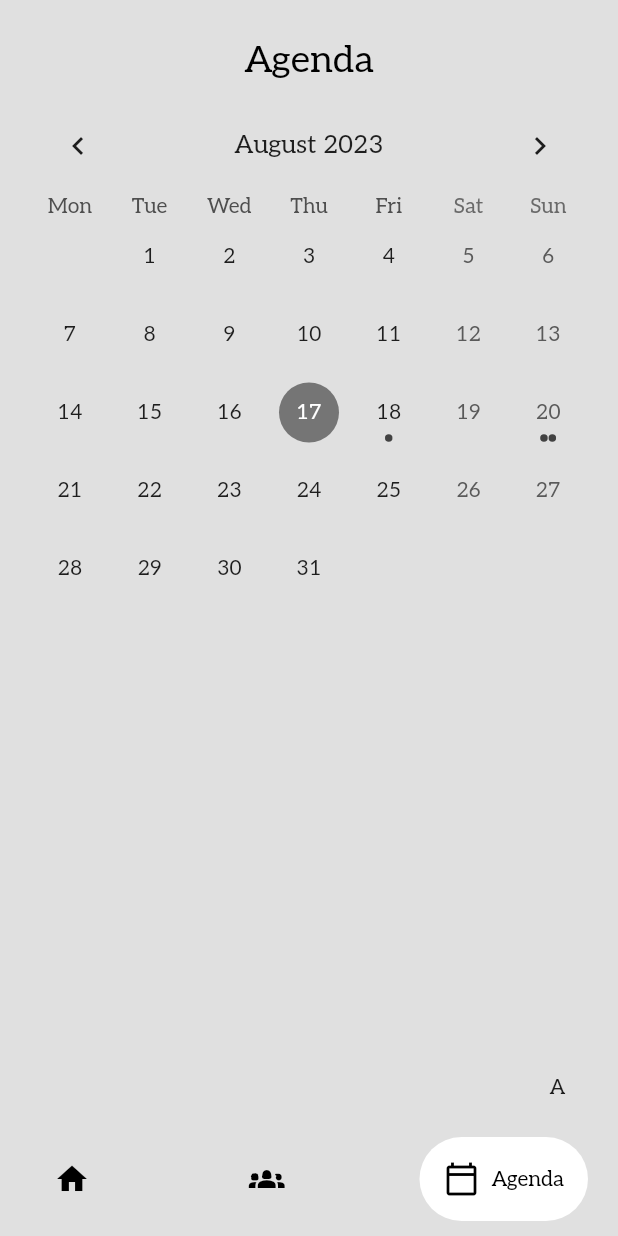
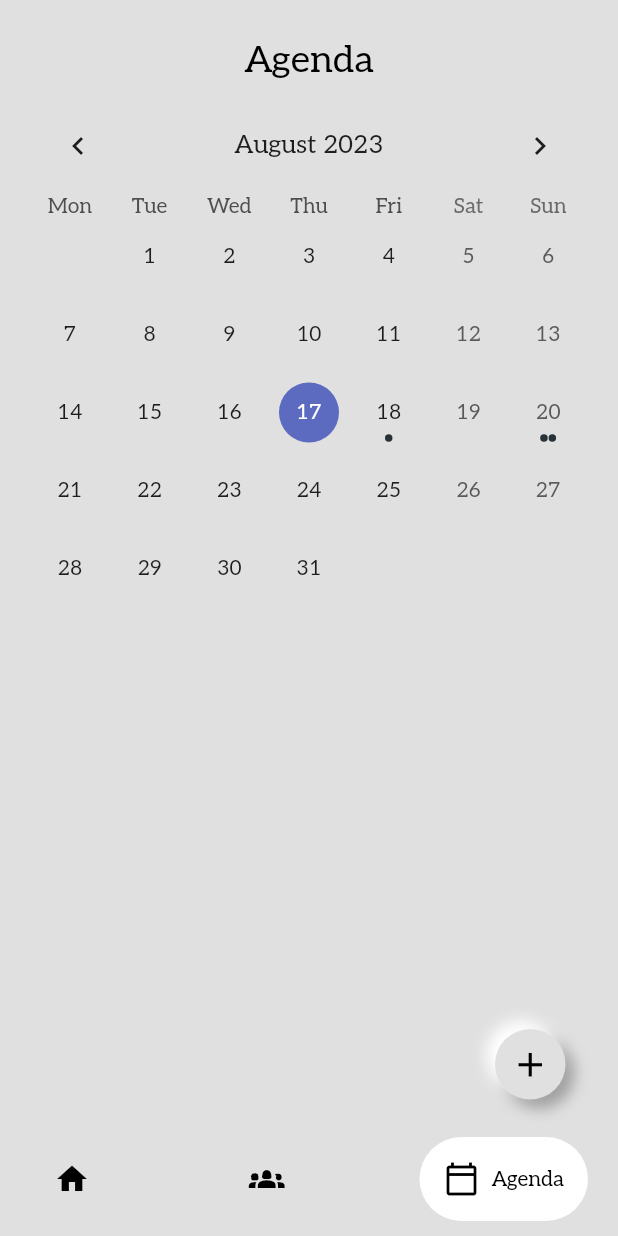
Before and after one commit to AlessandroS01/thesis-polimarche, a Flutter app: the MainPage screen opened by its route, item 3 of the bottom bar chosen, on a phone screen of 412 x 824 dp. Run offline on Flutter 3.47's test engine with Material 2 defaults, Android fonts, the light colour scheme and no system bars; drawn by our look-alikes of google_nav_bar, table_calendar; our stand-ins replace flutter_inset_box_shadow, flutter_svg, fluttertoast; missing offline and left inert: optional.

Commit message:
ADDED CALENDAR

```diff
--- /dev/null
+++ b/lib/inherited_widgets/agenda_state.dart
@@ -0,0 +1,23 @@
+import 'package:flutter/material.dart';
+import 'package:polimarche/services/note_service.dart';
+
+
+// inherited widget
+class AgendaInheritedState extends InheritedWidget {
+  final NoteService noteService;
+
+  AgendaInheritedState({
+    required Widget child,
+    required this.noteService,
+  }) : super(child: child);
+
+
+  static NoteService? of(BuildContext context) => context
+      .dependOnInheritedWidgetOfExactType<AgendaInheritedState>()
+      ?.noteService;
+
+
+  @override
+  bool updateShouldNotify(InheritedWidget oldWidget) =>
+      noteService != (oldWidget as AgendaInheritedState).noteService;
+}
--- a/lib/pages/home/agenda_page.dart
+++ b/lib/pages/home/agenda_page.dart
@@ -1,7 +1,11 @@
-import 'package:flutter/material.dart';
+import 'package:flutter/material.dart' hide BoxDecoration, BoxShadow;
+import 'package:flutter_inset_box_shadow/flutter_inset_box_shadow.dart';
 import 'package:polimarche/model/Note.dart';
-import 'package:polimarche/services/NoteService.dart';
+import 'package:polimarche/pages/home/cards/note_list_item_card.dart';
+import 'package:polimarche/services/note_service.dart';
 import 'package:table_calendar/table_calendar.dart';
+
+import '../../inherited_widgets/agenda_state.dart';
 
 
 class AgendaPage extends StatefulWidget {
@@ -14,21 +18,15 @@ class AgendaPage extends StatefulWidget {
 
 class _AgendaPageState extends State<AgendaPage> {
 
+  bool isAddPressed = false;
+
   late final NoteService noteService;
-  List<Note> _notesForSelectedDay = [];
+  late List<Note> _notesForSelectedDay = [];
 
   DateTime today = DateTime.now();
   DateTime selectedDay = DateTime.now();
 
-  @override
-  void initState() {
-    noteService = NoteService();
 
-    _notesForSelectedDay =
-        noteService.getNotesByMemberMatricolaDuringDay(21, today);
-
-    super.initState();
-  }
 
   // return all the different events by date
   List<Note> _getEventsByDate(DateTime day) {
@@ -46,11 +44,25 @@ class _AgendaPageState extends State<AgendaPage> {
     });
   }
 
+  @override
+  void initState() {
+    noteService = NoteService();
+    super.initState();
+  }
+
 
   @override
   Widget build(BuildContext context) {
+    _notesForSelectedDay =
+        noteService.getNotesByMemberMatricolaDuringDay(21, selectedDay);
 
-    return SafeArea(
+    final backgroundColor = Colors.grey.shade300;
+    Offset distanceAdd = isAddPressed ? Offset(5, 5) : Offset(6, 6);
+    double blurAdd = isAddPressed ? 5 : 8;
+
+    return AgendaInheritedState(
+      noteService: noteService,// extends an inherited widget
+      child: SafeArea(
         child: Container(
           margin: EdgeInsets.only(top: 25),
           padding: EdgeInsets.symmetric(horizontal: 20),
@@ -68,13 +80,12 @@ class _AgendaPageState extends State<AgendaPage> {
               // CALENDAR
               _calendar(),
 
-            SizedBox(height: 30),
+              SizedBox(height: 10),
 
 
               Expanded(
                 flex: 2,
                 child: Container(
-
                   child: NotificationListener<OverscrollIndicatorNotification>(
                     onNotification: (OverscrollIndicatorNotification overscroll) {
                       overscroll.disallowIndicator(); // Disable the overscroll glow effect
@@ -83,22 +94,63 @@ class _AgendaPageState extends State<AgendaPage> {
                     child: ListView.builder(
                         itemCount: _notesForSelectedDay.length,
                         itemBuilder: (context, index) {
-                        return ListTile(title: Text(_notesForSelectedDay[index].descrizione));
+                          final element = _notesForSelectedDay[index];
+                          return CardNoteListItem(note: element);
                         }
                     ),
                   ),
                 ),
               ),
 
-            Align(
+              _newNoteButton(backgroundColor, distanceAdd, blurAdd)
+            ],
+          ),
+        ),
+      ),
+    );
+  }
+
+  Align _newNoteButton(Color backgroundColor, Offset distanceAdd, double blurAdd) {
+    return Align(
                 alignment:Alignment.bottomRight,
                 child: Padding(
                     padding: EdgeInsets.all(15),
-                    child: Text("A"))
-            )
-          ],
+                    child: Listener(
+                      onPointerDown: (_) async {
+                        setState(() => isAddPressed = true); // Reset the state
+                        await Future.delayed(const Duration(milliseconds: 200)); // Wait for animation
+
+                        setState(() => isAddPressed = false); // Reset the state,
+                      },
+                      child: AnimatedContainer(
+                        padding: EdgeInsets.all(10),
+                        duration: Duration(milliseconds: 150),
+                        decoration: BoxDecoration(
+                            color: backgroundColor,
+                            shape: BoxShape.circle,
+                            boxShadow: [
+                              BoxShadow(
+                                  offset: distanceAdd,
+                                  blurRadius: blurAdd,
+                                  color: Colors.grey.shade500,
+                                  inset: isAddPressed
+                              ),
+                              BoxShadow(
+                                  offset: -distanceAdd,
+                                  blurRadius: blurAdd,
+                                  color: Colors.white,
+                                  inset: isAddPressed
+                              ),
+                            ]
+                        ),
+                        child: Icon(
+                          Icons.add,
+                          color: Colors.black,
+                          size: 27,
                         ),
                       ),
+                    )
+                )
             );
   }
 
@@ -127,24 +179,26 @@ class _AgendaPageState extends State<AgendaPage> {
                 todayTextStyle: TextStyle(
                   color: Colors.black
                 ),
+                /*
                 todayDecoration: BoxDecoration(
                   color: Colors.grey.shade400,
                   shape: BoxShape.circle
                 ),
+                */
                 selectedTextStyle: TextStyle(
                   color: Colors.white
                 ),
+                /*
                 selectedDecoration: BoxDecoration(
                   color: Colors.grey.shade600,
                   shape: BoxShape.circle
                 ),
+
+                 */
                 markerSize: 5,
                 markersMaxCount: 5,
-                markerDecoration: BoxDecoration(
-                  color: Colors.grey.shade800,
-                  shape: BoxShape.circle
-                ),
                 markersAlignment: Alignment.center
+
               ),
 
             ),
```
Also changed, not shown: lib/pages/home/cards/note_list_item_card.dart (added, +187 -0 lines), lib/services/note_service.dart (renamed from lib/services/NoteService.dart), 1 other file. Lines whose indentation alone changed are shown as unchanged.
